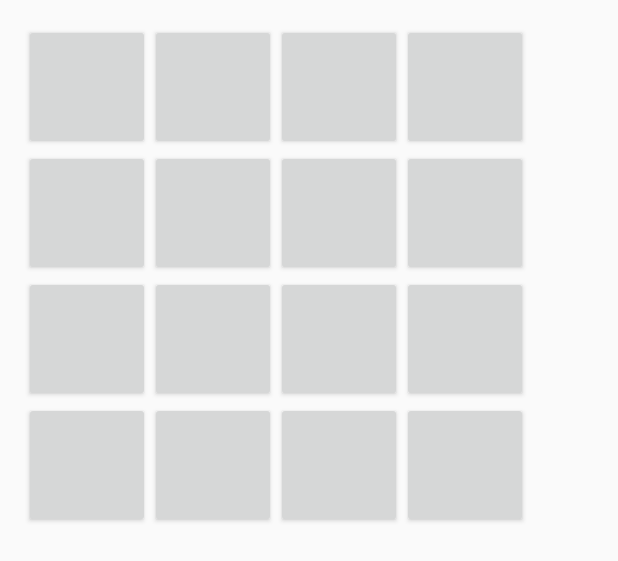
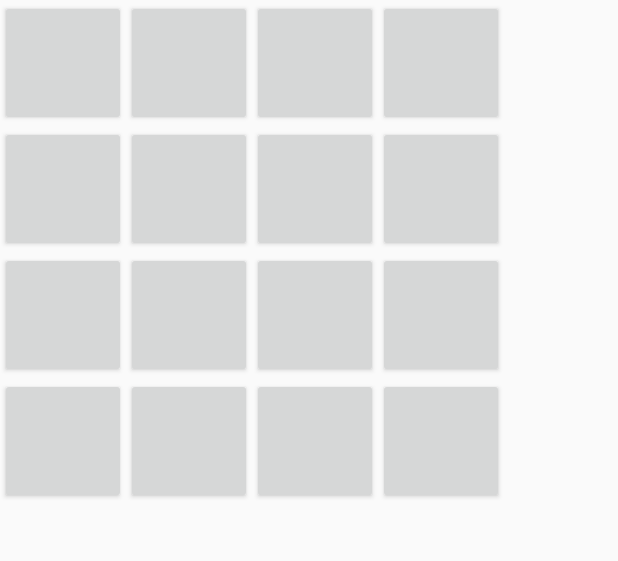
Before and after one commit to IamPedroMelo/memorygamePP, an Android app: the layout content_game.xml on its own in the app's theme, with its tools: preview values and no code run, on a phone screen of 412 x 824 dp. Shown: the top 561 px of the screen. Run offline under Robolectric (Android 15) with nearby library versions, the phone set to English and light mode, and no system bars.

Commit message:
gameactivity buttoesv1

```diff
--- a/app/src/main/java/pt/ipg/memorygamepp/MemoryGame.java
+++ b/app/src/main/java/pt/ipg/memorygamepp/MemoryGame.java
@@ -12,7 +12,7 @@ import android.widget.GridLayout;
 public class MemoryGame extends android.support.v7.widget.AppCompatButton {
 
     protected int row;
-    protected int column;
+    protected int col;
     protected int frontDrawableId;
 
     protected boolean isFlipped = false;
@@ -28,7 +28,7 @@ public class MemoryGame extends android.support.v7.widget.AppCompatButton {
         super(context);
 
         row = r;
-        column = c;
+        col = c;
         frontDrawableId = frontImageDrawableId;
 
         front = AppCompatDrawableManager.get().getDrawable(context, frontImageDrawableId);
--- a/app/src/main/res/layout/content_game.xml
+++ b/app/src/main/res/layout/content_game.xml
@@ -2,24 +2,19 @@
 <GridLayout xmlns:android="http://schemas.android.com/apk/res/android"
     xmlns:app="http://schemas.android.com/apk/res-auto"
     xmlns:tools="http://schemas.android.com/tools"
+    android:id="@+id/grid_layout_4x4"
     android:layout_width="match_parent"
     android:layout_height="match_parent"
-    android:paddingBottom="16dp"
-    android:paddingLeft="16dp"
-    android:paddingRight="16dp"
-    android:paddingTop="16dp"
+    android:columnCount="4"
+    android:rowCount="4"
     app:layout_behavior="@string/appbar_scrolling_view_behavior"
     tools:context=".GameActivity"
-    android:id="@+id/grid_layout_4x4"
-    android:columnCount="4"
-    android:rowCount="4"
     tools:showIn="@layout/activity_game">
 
     <Button
         android:id="@+id/button00"
         android:layout_width="84dp"
         android:layout_height="84dp"
-        android:layout_row="0"
         android:text="" />
 
     <Button
@@ -98,14 +93,13 @@
         android:id="@+id/button31"
         android:layout_width="84dp"
         android:layout_height="84dp"
-        android:layout_row="0"
         android:text="" />
 
     <Button
         android:id="@+id/button32"
         android:layout_width="84dp"
         android:layout_height="84dp"
-        android:text="" />
+     />
 
     <Button
         android:id="@+id/button33"
```
Also changed, not shown: app/src/main/java/pt/ipg/memorygamepp/GameActivity.java (+31 -9 lines).
